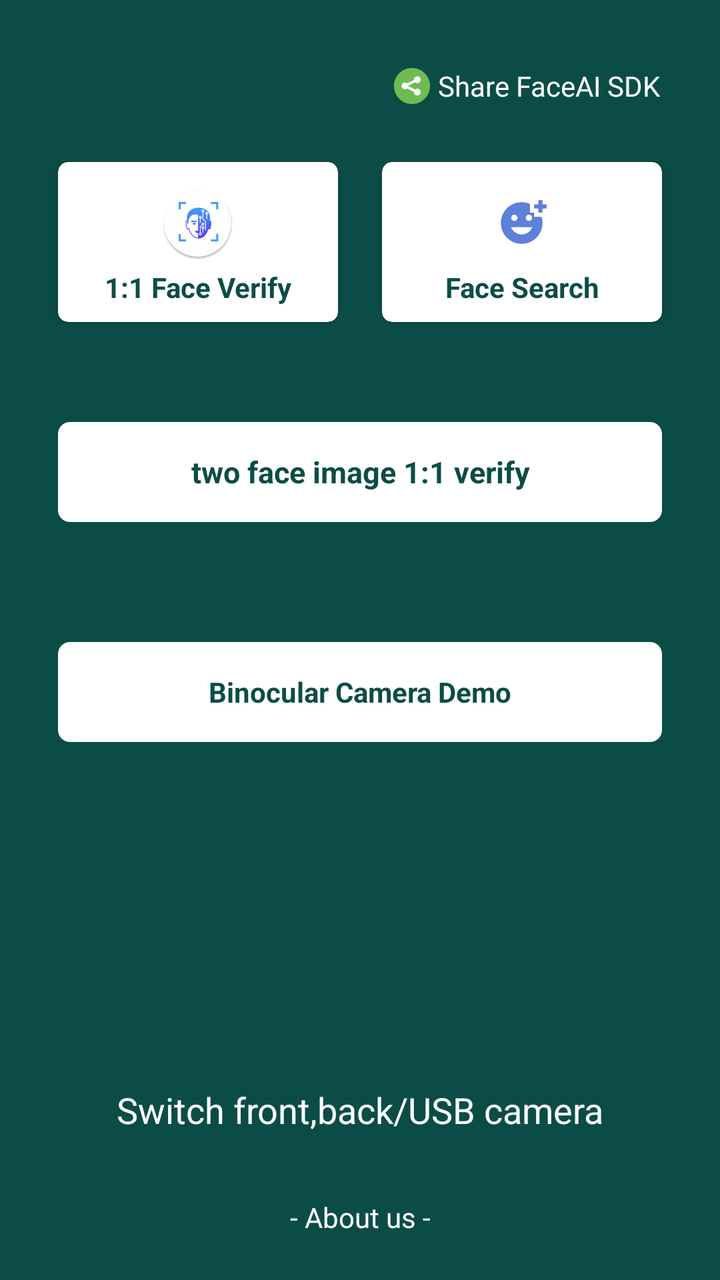
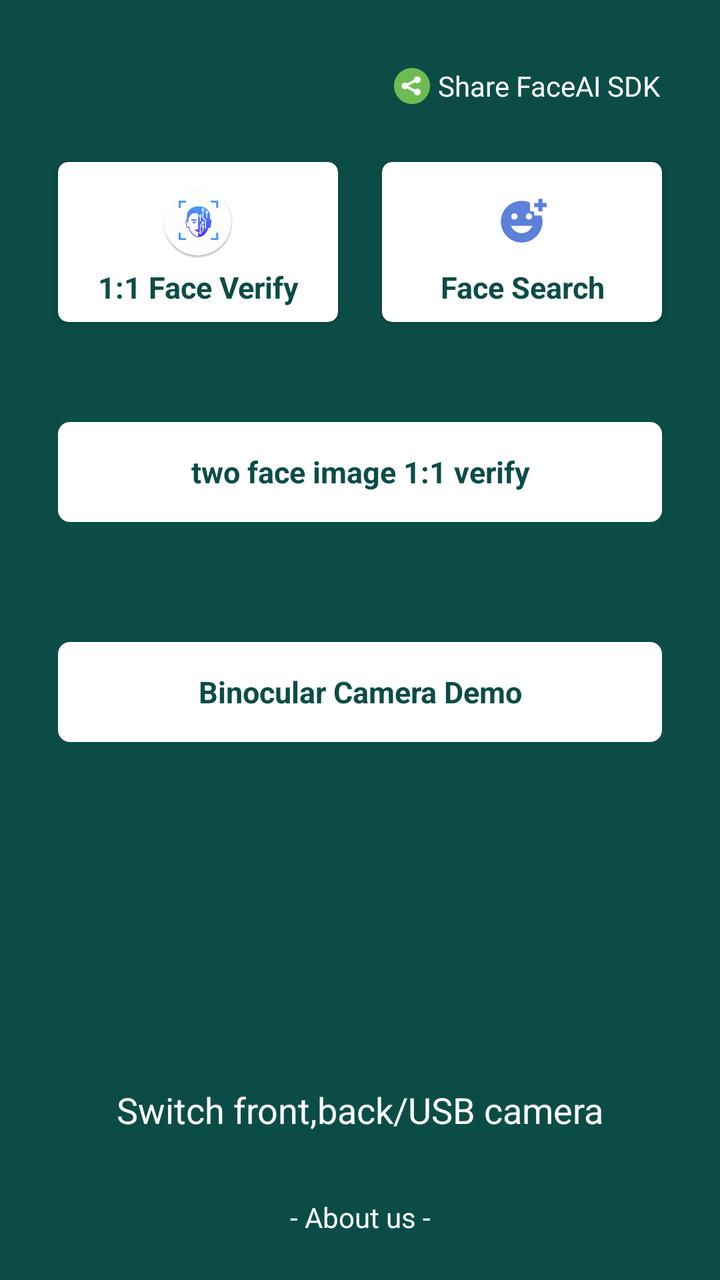

The first picture is an Android layout as it rendered before a commit; the second is the same layout after the commit. The layout source and the unified diff follow.
<!-- AndroidManifest.xml: another module's application theme AppTheme -->
<!-- res/layout/activity_face_ai_navi.xml -->
<?xml version="1.0" encoding="utf-8"?>
<androidx.constraintlayout.widget.ConstraintLayout xmlns:android="http://schemas.android.com/apk/res/android"
    xmlns:app="http://schemas.android.com/apk/res-auto"
    xmlns:tools="http://schemas.android.com/tools"
    android:layout_width="match_parent"
    android:layout_height="match_parent"
    android:background="@color/face_lib_main_color"
    tools:context=".FaceAINaviActivity">

    <LinearLayout
        android:id="@+id/share_layout"
        android:layout_width="wrap_content"
        android:layout_height="wrap_content"
        android:layout_gravity="center"
        android:padding="15dp"
        android:layout_margin="15dp"
        android:orientation="horizontal"
        app:layout_constraintEnd_toEndOf="parent"
        app:layout_constraintTop_toTopOf="parent">

        <ImageView
            android:layout_width="26dp"
            android:layout_height="26dp"
            android:layout_gravity="center_vertical"
            android:padding="4dp"
            android:src="@drawable/share" />

        <TextView
            android:layout_width="match_parent"
            android:layout_height="wrap_content"
            android:layout_gravity="center_vertical"
            android:text="@string/share_faceai_sdk"
            android:textColor="@color/white"
            android:textSize="14sp" />

    </LinearLayout>


    
    <androidx.cardview.widget.CardView
        android:id="@+id/face_verify_card"
        android:layout_width="0dp"
        android:layout_height="80dp"
        app:cardCornerRadius="5dp"
        android:layout_marginLeft="29dp"
        android:layout_marginRight="11dp"
        android:layout_marginTop="10dp"
        app:cardBackgroundColor="@color/white"
        app:layout_constraintEnd_toStartOf="@+id/face_search"
        app:layout_constraintStart_toStartOf="parent"
        app:layout_constraintTop_toBottomOf="@+id/share_layout">

        <LinearLayout
            android:layout_width="match_parent"
            android:layout_height="wrap_content"
            android:layout_gravity="center"
            android:orientation="vertical">

            <ImageView
                android:layout_width="45dp"
                android:layout_height="45dp"
                android:padding="4dp"
                android:layout_gravity="center_horizontal"
                android:src="@drawable/face_logo" />

            <TextView
                android:id="@+id/face_verify"
                android:layout_width="match_parent"
                android:layout_height="wrap_content"
                android:layout_gravity="center_horizontal"
                android:gravity="center"
                android:text="@string/face_verify_1vs1"
                android:textStyle="bold"
                android:textColor="@color/face_lib_main_color"
                android:textSize="14sp" />

        </LinearLayout>

    </androidx.cardview.widget.CardView>


    
    <androidx.cardview.widget.CardView
        android:id="@+id/face_search"
        android:layout_width="0dp"
        android:layout_height="80dp"
        app:cardCornerRadius="5dp"
        android:layout_marginRight="29dp"
        android:layout_marginLeft="11dp"
        android:layout_marginTop="10dp"
        app:cardBackgroundColor="@color/white"
        app:layout_constraintEnd_toEndOf="parent"
        app:layout_constraintStart_toEndOf="@+id/face_verify_card"
        app:layout_constraintTop_toBottomOf="@+id/share_layout">

        <LinearLayout
            android:layout_width="match_parent"
            android:layout_height="wrap_content"
            android:layout_gravity="center"
            android:orientation="vertical">

            <ImageView
                android:layout_width="45dp"
                android:layout_height="45dp"
                android:padding="10dp"
                android:layout_gravity="center_horizontal"
                android:src="@drawable/ic_add_face" />

            <TextView
                android:id="@+id/change_base_img"
                android:layout_width="match_parent"
                android:layout_height="wrap_content"
                android:layout_gravity="center_horizontal"
                android:gravity="center"
                android:text="@string/face_search"
                android:textStyle="bold"
                android:textColor="@color/face_lib_main_color"
                android:textSize="14sp"
                app:layout_constraintTop_toBottomOf="@+id/face_search" />

        </LinearLayout>

    </androidx.cardview.widget.CardView>


    <TextView
        android:id="@+id/two_face_verify"
        android:layout_width="match_parent"
        android:layout_height="50dp"
        android:layout_marginTop="50dp"
        android:background="@drawable/bg_btn"
        android:gravity="center"
        android:layout_marginLeft="29dp"
        android:layout_marginRight="29dp"
        android:visibility="visible"
        android:text="@string/two_face_image_verify"
        android:textColor="@color/face_lib_main_color"
        android:textStyle="bold"
        android:textSize="15sp"
        app:layout_constraintEnd_toEndOf="parent"
        app:layout_constraintStart_toStartOf="parent"
        app:layout_constraintTop_toBottomOf="@+id/face_verify_card" />

    <TextView
        android:id="@+id/binocular_camera"
        android:layout_width="match_parent"
        android:layout_height="50dp"
        android:layout_marginTop="60dp"
        android:background="@drawable/bg_btn"
        android:gravity="center"
        android:layout_marginLeft="29dp"
        android:layout_marginRight="29dp"
        android:visibility="visible"
        android:text="@string/binocular_camera_demo"
        android:textColor="@color/face_lib_main_color"
        android:textSize="14sp"
        android:textStyle="bold"
        app:layout_constraintEnd_toEndOf="parent"
        app:layout_constraintStart_toStartOf="parent"
        app:layout_constraintTop_toBottomOf="@+id/two_face_verify" />


    <TextView
        android:id="@+id/change_camera"
        android:layout_width="match_parent"
        android:layout_height="wrap_content"
        android:layout_gravity="bottom"
        android:gravity="center"
        android:textColor="@android:color/white"
        android:textSize="18sp"
        android:padding="5dp"
        android:layout_marginTop="5dp"
        android:layout_marginBottom="16dp"
        app:layout_constraintBottom_toTopOf="@+id/more_about_me"
        android:text="@string/switch_camera" />


    <TextView
        android:id="@+id/more_about_me"
        android:layout_width="match_parent"
        android:layout_height="wrap_content"
        android:gravity="center"
        android:padding="11dp"
        android:visibility="visible"
        android:text="@string/about_us"
        android:textColor="@android:color/white"
        android:textSize="14sp"
        android:layout_marginBottom="11dp"
        app:layout_constraintBottom_toBottomOf="parent" />




</androidx.constraintlayout.widget.ConstraintLayout>
<!-- resources referenced by this layout -->
<resources>
  <color name="face_lib_main_color">#0B4D46</color>
  <color name="white">#FFFFFFFF</color>
  <!-- drawable bg_btn (drawable) -->
  <?xml version="1.0" encoding="utf-8"?>
  <shape xmlns:android="http://schemas.android.com/apk/res/android">
      <corners android:radius="6dp" />
      <solid android:color="@color/white" />
  </shape>
  <!-- drawable face_logo: webp bitmap (drawable, 10054 bytes) -->
  <!-- drawable ic_add_face (drawable) -->
  <vector android:alpha="0.87" android:height="24dp"
      android:tint="#446DD3" android:viewportHeight="24"
      android:viewportWidth="24" android:width="24dp" xmlns:android="http://schemas.android.com/apk/res/android">
      <path android:fillColor="@android:color/white" android:pathData="M18,9V7h-2V2.84C14.77,2.3 13.42,2 11.99,2C6.47,2 2,6.48 2,12s4.47,10 9.99,10C17.52,22 22,17.52 22,12c0,-1.05 -0.17,-2.05 -0.47,-3H18zM15.5,8C16.33,8 17,8.67 17,9.5S16.33,11 15.5,11S14,10.33 14,9.5S14.67,8 15.5,8zM8.5,8C9.33,8 10,8.67 10,9.5S9.33,11 8.5,11S7,10.33 7,9.5S7.67,8 8.5,8zM12,17.5c-2.33,0 -4.31,-1.46 -5.11,-3.5h10.22C16.31,16.04 14.33,17.5 12,17.5zM22,3h2v2h-2v2h-2V5h-2V3h2V1h2V3z"/>
  </vector>
  <!-- drawable share: png bitmap (drawable, 10082 bytes) -->
  <string name="about_us">- About us - </string>
  <string name="binocular_camera_demo">Binocular Camera Demo</string>
  <string name="face_search">Face Search</string>
  <string name="face_verify_1vs1">1:1 Face Verify </string>
  <string name="share_faceai_sdk">Share FaceAI SDK </string>
  <string name="switch_camera">Switch front,back/USB camera </string>
  <string name="two_face_image_verify">two face image 1:1 verify</string>
  <style name="AppTheme" parent="Theme.AppCompat.DayNight.NoActionBar">
          
          <item name="colorControlNormal">@color/white</item>
          <item name="colorPrimaryDark">@color/face_lib_main_color</item>
          <item name="colorPrimary">@color/face_lib_main_color</item>
          <item name="colorAccent">@color/face_lib_main_color</item>
          <item name="buttonBarPositiveButtonStyle">@style/positiveBtnStyle</item>
          <item name="buttonBarNegativeButtonStyle">@style/negativeBtnStyle</item>
      </style>
  <style name="positiveBtnStyle" parent="Widget.AppCompat.Button.ButtonBar.AlertDialog">
          <item name="android:textColor">@color/green</item>
      </style>
  <style name="negativeBtnStyle" parent="Widget.AppCompat.Button.ButtonBar.AlertDialog">
          <item name="android:textColor">@color/red</item>
      </style>
  <color name="green">#58E35E</color>
  <color name="red">#E91E63</color>
</resources>

<!-- the commit's change to res/layout/activity_face_ai_navi.xml (unified diff, before → after) -->
@@ -72,7 +72,7 @@
                 android:text="@string/face_verify_1vs1"
                 android:textStyle="bold"
                 android:textColor="@color/face_lib_main_color"
-                android:textSize="14sp" />
+                android:textSize="15sp" />
 
         </LinearLayout>
 
@@ -115,7 +115,7 @@
                 android:text="@string/face_search"
                 android:textStyle="bold"
                 android:textColor="@color/face_lib_main_color"
-                android:textSize="14sp"
+                android:textSize="15sp"
                 app:layout_constraintTop_toBottomOf="@+id/face_search" />
 
         </LinearLayout>
@@ -153,7 +153,7 @@
         android:visibility="visible"
         android:text="@string/binocular_camera_demo"
         android:textColor="@color/face_lib_main_color"
-        android:textSize="14sp"
+        android:textSize="15sp"
         android:textStyle="bold"
         app:layout_constraintEnd_toEndOf="parent"
         app:layout_constraintStart_toStartOf="parent"
